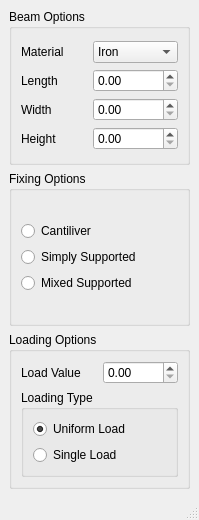
This is mainwindow.ui in opensourcereality/beambending as Qt 5 draws it before an edit. The edited form follows.
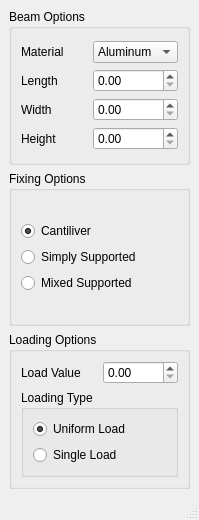
This is the edited form.

```diff
--- a/mainwindow.ui
+++ b/mainwindow.ui
@@ -37,11 +37,6 @@
            </item>
            <item row="0" column="1">
             <widget class="QComboBox" name="material">
-             <item>
-              <property name="text">
-               <string>Iron</string>
-              </property>
-             </item>
              <item>
               <property name="text">
                <string>Aluminum</string>
@@ -99,6 +94,9 @@
              <property name="text">
               <string>Cantiliver</string>
              </property>
+             <property name="checked">
+              <bool>true</bool>
+             </property>
             </widget>
            </item>
            <item>
```
Left out of the diff: 2 changed lines with no effect on the pictures.
